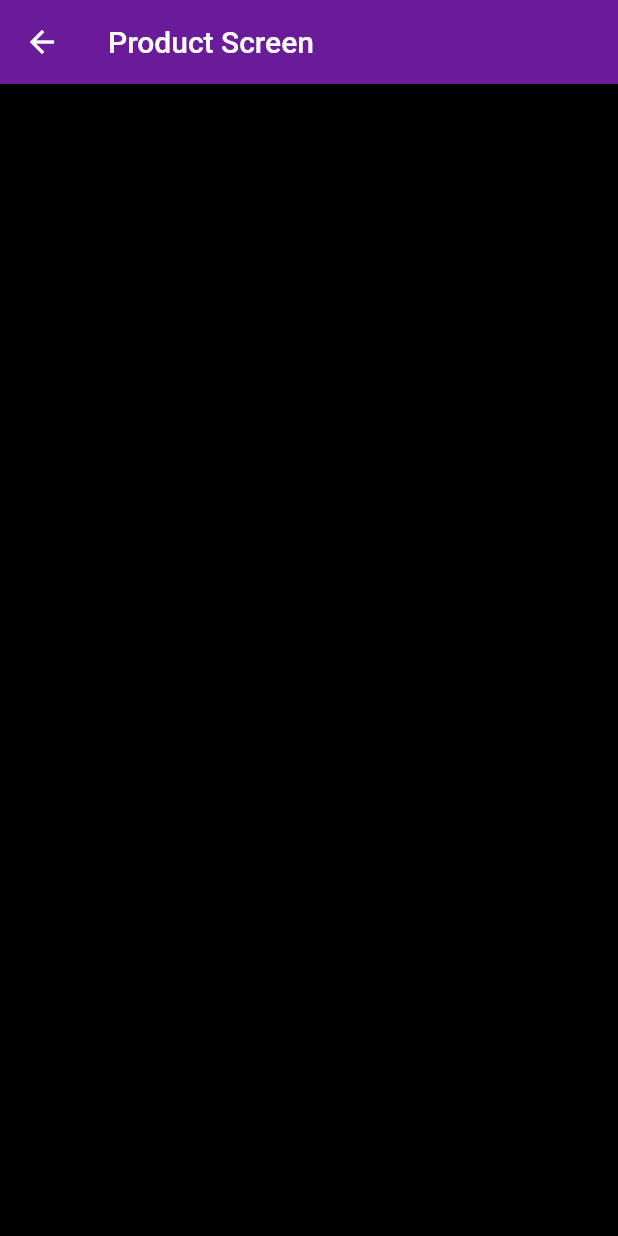
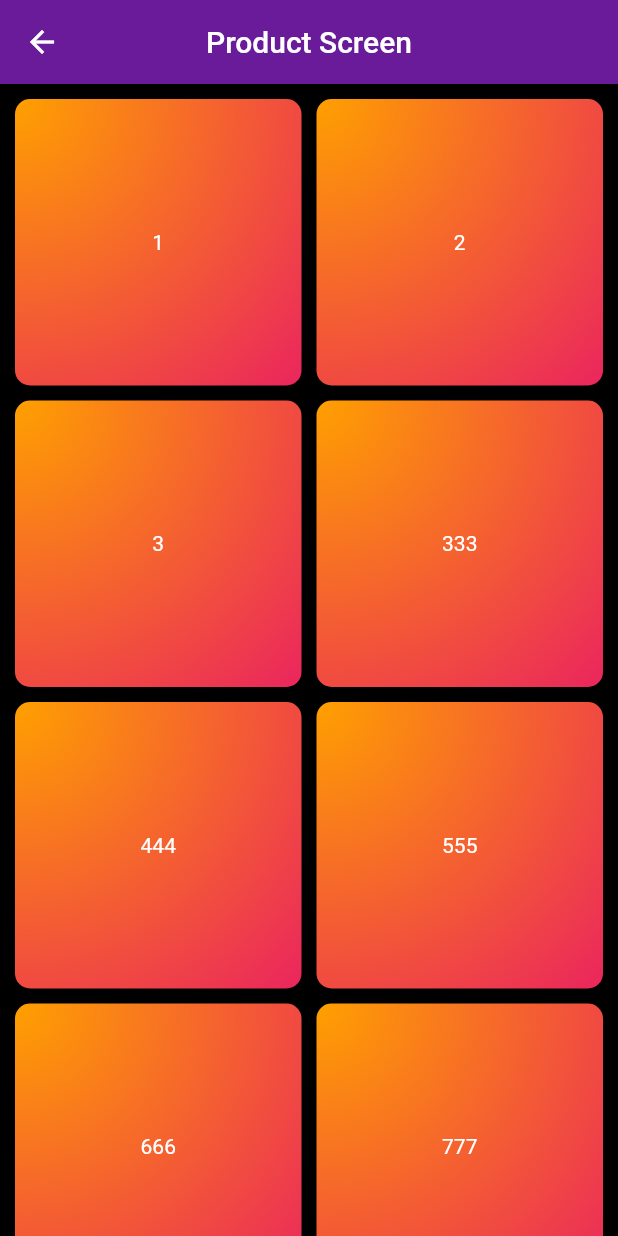
Before and after one commit to saylhendra/ric, a Flutter app: the screen it shows after launch, after a tap on "Click Me", on a phone screen of 412 x 824 dp. Run offline on Flutter 3.47's test engine with Material 2 defaults, Android fonts, the phone set to English and light mode, and no system bars.

Commit message:
initial commit

```diff
--- a/lib/app.dart
+++ b/lib/app.dart
@@ -20,12 +20,19 @@ class MyApp extends StatelessWidget {
         useMaterial3: true,
       ),
       darkTheme: ThemeData.dark().copyWith(
+        primaryColorDark: Colors.purple,
         scaffoldBackgroundColor: Colors.black,
         brightness: Brightness.dark,
-        colorScheme:
-            ThemeData.dark().colorScheme.copyWith(primary: Colors.purple.shade800, secondary: Colors.purple.shade800),
+        colorScheme: ThemeData.dark().colorScheme.copyWith(
+              primary: Colors.purple.shade800,
+              secondary: Colors.purple.shade800,
+            ),
         appBarTheme: AppBarTheme(
-            color: Colors.purple.shade800, foregroundColor: Colors.white, iconTheme: IconThemeData(color: Colors.white)),
+          color: Colors.purple.shade800,
+          foregroundColor: Colors.white,
+          iconTheme: const IconThemeData(color: Colors.white),
+          centerTitle: true,
+        ),
         useMaterial3: true,
       ),
       themeMode: ThemeMode.dark,
--- a/lib/home_screen.dart
+++ b/lib/home_screen.dart
@@ -12,6 +12,20 @@ class HomeScreen extends StatelessWidget {
       child: Scaffold(
         appBar: AppBar(
           title: const Text('Riverpod Intensive Class'),
+          actions: [
+            Badge(
+              label: Text('+99'),
+              child: IconButton(
+                onPressed: () {},
+                icon: const Icon(Icons.notifications),
+              ),
+              backgroundColor: Colors.white,
+              alignment: AlignmentDirectional.topEnd,
+              isLabelVisible: true,
+              largeSize: 20.0,
+              padding: const EdgeInsets.all(5.0),
+            )
+          ],
         ),
         body: Center(
           child: Column(
--- a/lib/product_screen.dart
+++ b/lib/product_screen.dart
@@ -6,11 +6,37 @@ class ProductScreen extends StatelessWidget {
 
   @override
   Widget build(BuildContext context) {
+    final listData = ['1', '2', '3', '333', '444', '555', '666', '777'];
     return Scaffold(
       appBar: AppBar(
         title: const Text('Product Screen'),
       ),
-      body: Column(children: []),
+      body: GridView.builder(
+          itemCount: listData.length,
+          padding: const EdgeInsets.all(10.0),
+          gridDelegate: const SliverGridDelegateWithFixedCrossAxisCount(
+            crossAxisCount: 2,
+            mainAxisSpacing: 10.0,
+            crossAxisSpacing: 10.0,
+          ),
+          itemBuilder: (context, index) {
+            return Container(
+              decoration: BoxDecoration(
+                borderRadius: BorderRadius.circular(10.0),
+                gradient: RadialGradient(
+                  colors: [
+                    Colors.amber.shade700,
+                    Colors.pink,
+                  ],
+                  center: Alignment.topLeft,
+                  radius: 1.5,
+                ),
+              ),
+              child: Center(
+                child: Text(listData[index]),
+              ),
+            );
+          }),
     );
   }
 }
```
